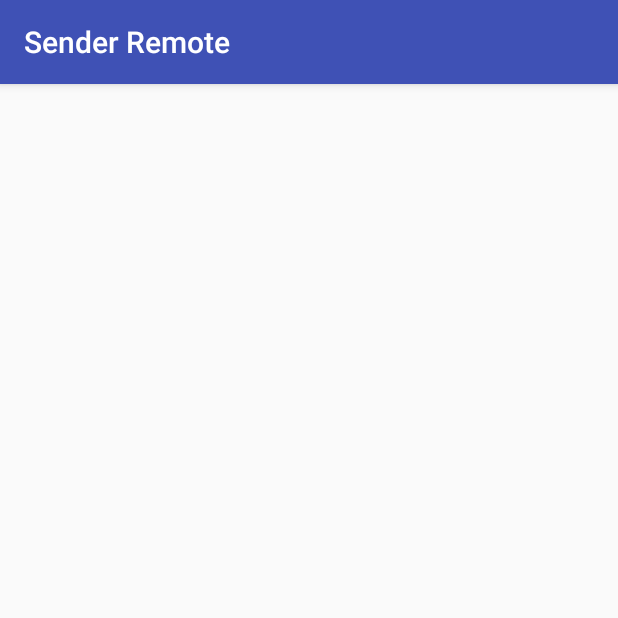
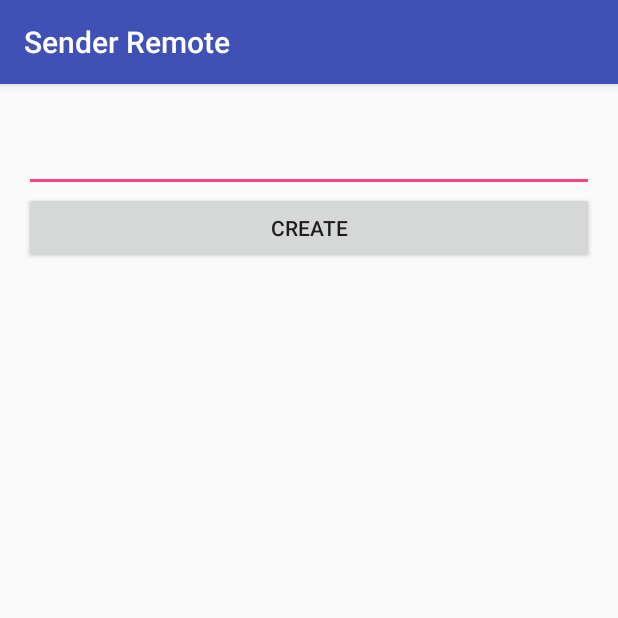
Before and after one commit to SimonKinds/SenderRemote, an Android app: the screen it shows after launch (GroupListActivity before the commit, GroupCreateActivity after it), on a phone screen of 412 x 824 dp, the top half of it. Run offline under Robolectric (Android 15) with nearby library versions, the phone set to English and light mode, and no system bars; our stand-ins replace ButterKnife, Dagger/Hilt's generated code.

Commit message:
Added view for creating groups

```diff
--- a/app/build.gradle
+++ b/app/build.gradle
@@ -38,7 +38,6 @@ dependencies {
 
     compile 'com.android.support:appcompat-v7:24.2.0'
     compile 'com.android.support:recyclerview-v7:24.2.0'
-
     compile 'com.android.support:design:24.2.0'
 
     compile 'com.google.dagger:dagger:2.6'
--- /dev/null
+++ b/app/src/main/java/io/kindstrom/senderremote/domain/interactor/GetAllSendersInteractor.java
@@ -0,0 +1,22 @@
+package io.kindstrom.senderremote.domain.interactor;
+
+import java.util.List;
+
+import javax.inject.Inject;
+
+import io.kindstrom.senderremote.domain.database.SenderRepository;
+import io.kindstrom.senderremote.domain.model.Sender;
+
+public class GetAllSendersInteractor implements Interactor<List<Sender>> {
+    private final SenderRepository senderRepository;
+
+    @Inject
+    public GetAllSendersInteractor(SenderRepository senderRepository) {
+        this.senderRepository = senderRepository;
+    }
+
+    @Override
+    public List<Sender> execute() {
+        return senderRepository.getAll();
+    }
+}
--- /dev/null
+++ b/app/src/main/java/io/kindstrom/senderremote/presentation/presenter/GroupCreatePresenter.java
@@ -0,0 +1,71 @@
+package io.kindstrom.senderremote.presentation.presenter;
+
+import java.util.ArrayList;
+import java.util.List;
+
+import javax.inject.Inject;
+
+import io.kindstrom.senderremote.domain.interactor.CreateGroupInteractor;
+import io.kindstrom.senderremote.domain.interactor.GetAllSendersInteractor;
+import io.kindstrom.senderremote.domain.model.Group;
+import io.kindstrom.senderremote.domain.model.Sender;
+import io.kindstrom.senderremote.presentation.internal.di.PerActivity;
+import io.kindstrom.senderremote.presentation.view.GroupCreateView;
+
+@PerActivity
+public class GroupCreatePresenter implements Presenter<GroupCreateView> {
+    private final GetAllSendersInteractor getAllSendersInteractor;
+    private final CreateGroupInteractor createGroupInteractor;
+
+    private GroupCreateView view;
+    private List<Sender> allSenders;
+
+    @Inject
+    public GroupCreatePresenter(GetAllSendersInteractor getAllSendersInteractor,
+                                CreateGroupInteractor createGroupInteractor) {
+        this.getAllSendersInteractor = getAllSendersInteractor;
+        this.createGroupInteractor = createGroupInteractor;
+    }
+
+    @Override
+    public void attach(GroupCreateView view) {
+        this.view = view;
+
+        getSenders();
+    }
+
+    private void getSenders() {
+        List<Sender> senders = getAllSendersInteractor.execute();
+        this.allSenders = senders;
+
+        if (senders.isEmpty()) {
+            view.hideSenderSelectionView();
+        } else {
+            view.showSenders(senders);
+        }
+    }
+
+    @Override
+    public void detach() {
+        view = null;
+    }
+
+    public void onCreateButtonClicked(String name, List<Integer> selectedMemberIds) {
+        Group group = new Group(-1, name, getSelectedSenders(selectedMemberIds));
+
+        createGroupInteractor.setGroup(group);
+        createGroupInteractor.execute();
+
+        view.returnToPreviousView();
+    }
+
+    private List<Sender> getSelectedSenders(List<Integer> selectedMemberIds) {
+        List<Sender> members = new ArrayList<>(selectedMemberIds.size());
+        for (Sender s : allSenders) {
+            if (selectedMemberIds.contains(s.getId())) {
+                members.add(s);
+            }
+        }
+        return members;
+    }
+}
--- /dev/null
+++ b/app/src/main/java/io/kindstrom/senderremote/presentation/view/GroupCreateView.java
@@ -0,0 +1,13 @@
+package io.kindstrom.senderremote.presentation.view;
+
+import java.util.List;
+
+import io.kindstrom.senderremote.domain.model.Sender;
+
+public interface GroupCreateView {
+    void returnToPreviousView();
+
+    void showSenders(List<Sender> senders);
+
+    void hideSenderSelectionView();
+}
--- /dev/null
+++ b/app/src/main/java/io/kindstrom/senderremote/presentation/view/activity/GroupCreateActivity.java
@@ -0,0 +1,108 @@
+package io.kindstrom.senderremote.presentation.view.activity;
+
+import android.os.Bundle;
+import android.support.annotation.Nullable;
+import android.support.v7.widget.AppCompatCheckBox;
+import android.view.View;
+import android.widget.CheckBox;
+import android.widget.EditText;
+import android.widget.GridLayout;
+import android.widget.TextView;
+
+import java.util.ArrayList;
+import java.util.List;
+
+import javax.inject.Inject;
+
+import butterknife.BindView;
+import butterknife.ButterKnife;
+import butterknife.OnClick;
+import io.kindstrom.senderremote.R;
+import io.kindstrom.senderremote.domain.model.Sender;
+import io.kindstrom.senderremote.presentation.internal.di.components.DaggerGroupComponent;
+import io.kindstrom.senderremote.presentation.presenter.GroupCreatePresenter;
+import io.kindstrom.senderremote.presentation.view.GroupCreateView;
+
+
+public class GroupCreateActivity extends BaseActivity implements GroupCreateView {
+
+    @BindView(R.id.et_group_name)
+    EditText groupNameView;
+    @BindView(R.id.tv_sender_selection_title)
+    TextView senderSelectionTitle;
+    @BindView(R.id.gl_senders)
+    GridLayout senderSelectionView;
+
+    @Inject
+    GroupCreatePresenter presenter;
+
+    @Override
+    protected void onCreate(@Nullable Bundle savedInstanceState) {
+        super.onCreate(savedInstanceState);
+        setContentView(R.layout.activity_group_create);
+
+        if (savedInstanceState == null) {
+            inject();
+            ButterKnife.bind(this);
+
+            presenter.attach(this);
+        }
+    }
+
+    void inject() {
+        DaggerGroupComponent.builder()
+                .applicationComponent(getApplicationComponent())
+                .build()
+                .inject(this);
+    }
+
+    @Override
+    protected void onDestroy() {
+        presenter.detach();
+        super.onDestroy();
+    }
+
+    @OnClick(R.id.bt_create_group)
+    public void onCreateButtonClicked() {
+        presenter.onCreateButtonClicked(groupNameView.getText().toString(), getSelectedMemberIds());
+    }
+
+    @Override
+    public void returnToPreviousView() {
+        finish();
+    }
+
+    @Override
+    public void showSenders(List<Sender> senders) {
+        senderSelectionTitle.setVisibility(View.VISIBLE);
+        senderSelectionView.setVisibility(View.VISIBLE);
+
+        senderSelectionView.removeAllViews();
+        addSendersToView(senders);
+    }
+
+    private void addSendersToView(List<Sender> senders) {
+        for (Sender s : senders) {
+            CheckBox v = new AppCompatCheckBox(this);
+            v.setTag(s.getId());
+            v.setText(s.getName());
+
+            senderSelectionView.addView(v);
+        }
+    }
+
+    private List<Integer> getSelectedMemberIds() {
+        List<Integer> ids = new ArrayList<>();
+        for (int i = 0; i < senderSelectionView.getChildCount(); ++i) {
+            ids.add((Integer) senderSelectionView.getChildAt(i).getTag());
+        }
+
+        return ids;
+    }
+
+    @Override
+    public void hideSenderSelectionView() {
+        senderSelectionTitle.setVisibility(View.GONE);
+        senderSelectionView.setVisibility(View.GONE);
+    }
+}
--- /dev/null
+++ b/app/src/main/res/layout/activity_group_create.xml
@@ -0,0 +1,42 @@
+<?xml version="1.0" encoding="utf-8"?>
+<LinearLayout xmlns:android="http://schemas.android.com/apk/res/android"
+    xmlns:tools="http://schemas.android.com/tools"
+    android:layout_width="match_parent"
+    android:layout_height="match_parent"
+    android:orientation="vertical"
+    android:padding="@dimen/activity_padding">
+
+    <android.support.design.widget.TextInputLayout
+        android:layout_width="match_parent"
+        android:layout_height="wrap_content">
+
+        <android.support.design.widget.TextInputEditText
+            android:id="@+id/et_group_name"
+            android:layout_width="match_parent"
+            android:layout_height="wrap_content"
+            android:inputType="text"
+            tools:hint="@string/name"
+            tools:text="Senders in Stockholm" />
+    </android.support.design.widget.TextInputLayout>
+
+    <TextView
+        android:id="@+id/tv_sender_selection_title"
+        android:layout_width="match_parent"
+        android:layout_height="wrap_content"
+        android:text="@string/group_create_select_senders"
+        android:textAppearance="@style/TextAppearance.AppCompat.Subhead"
+        android:visibility="gone" />
+
+    <GridLayout
+        android:id="@+id/gl_senders"
+        android:layout_width="match_parent"
+        android:layout_height="wrap_content"
+        android:numColumns="2"
+        android:visibility="gone" />
+
+    <Button
+        android:id="@+id/bt_create_group"
+        android:layout_width="match_parent"
+        android:layout_height="wrap_content"
+        android:text="@string/create" />
+</LinearLayout>
--- a/app/src/main/res/values/dimens.xml
+++ b/app/src/main/res/values/dimens.xml
@@ -2,4 +2,5 @@
 <resources>
     <dimen name="list_padding_top">8dp</dimen>
     <dimen name="list_padding_bottom">8dp</dimen>
+    <dimen name="activity_padding">16dp</dimen>
 </resources>
--- a/app/src/main/res/values/strings.xml
+++ b/app/src/main/res/values/strings.xml
@@ -1,3 +1,6 @@
 <resources>
     <string name="app_name">Sender Remote</string>
+    <string name="name">Name</string>
+    <string name="group_create_select_senders">Select senders</string>
+    <string name="create">Create</string>
 </resources>
```
Also changed, not shown: app/src/main/AndroidManifest.xml (+4 -3 lines).
